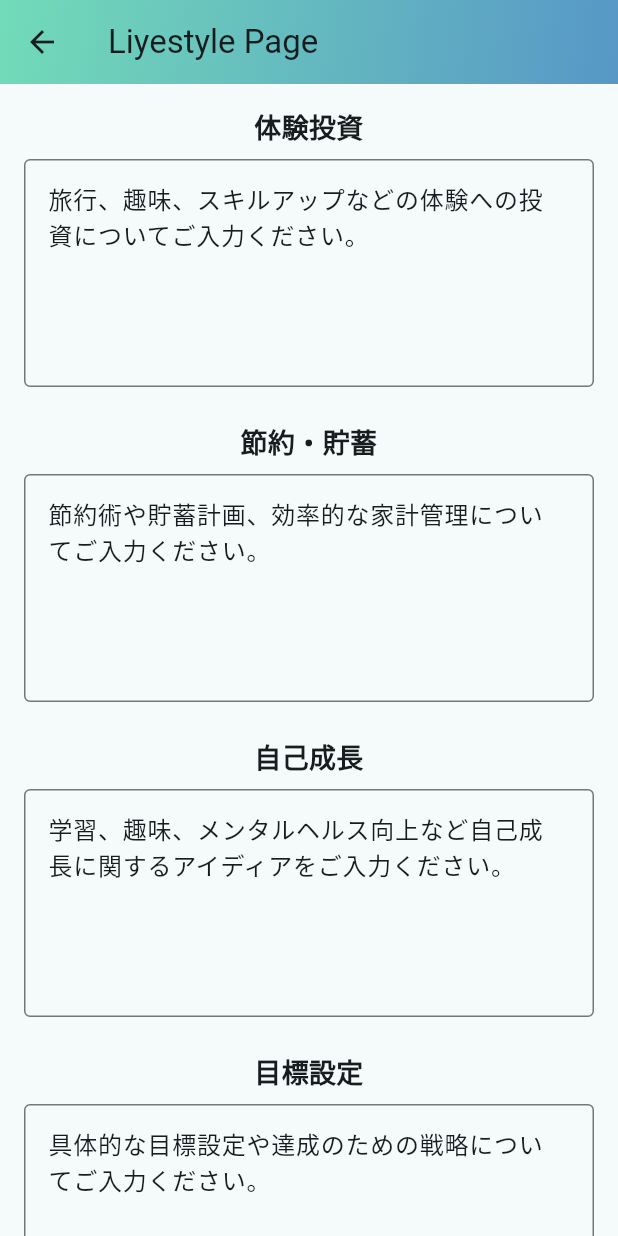
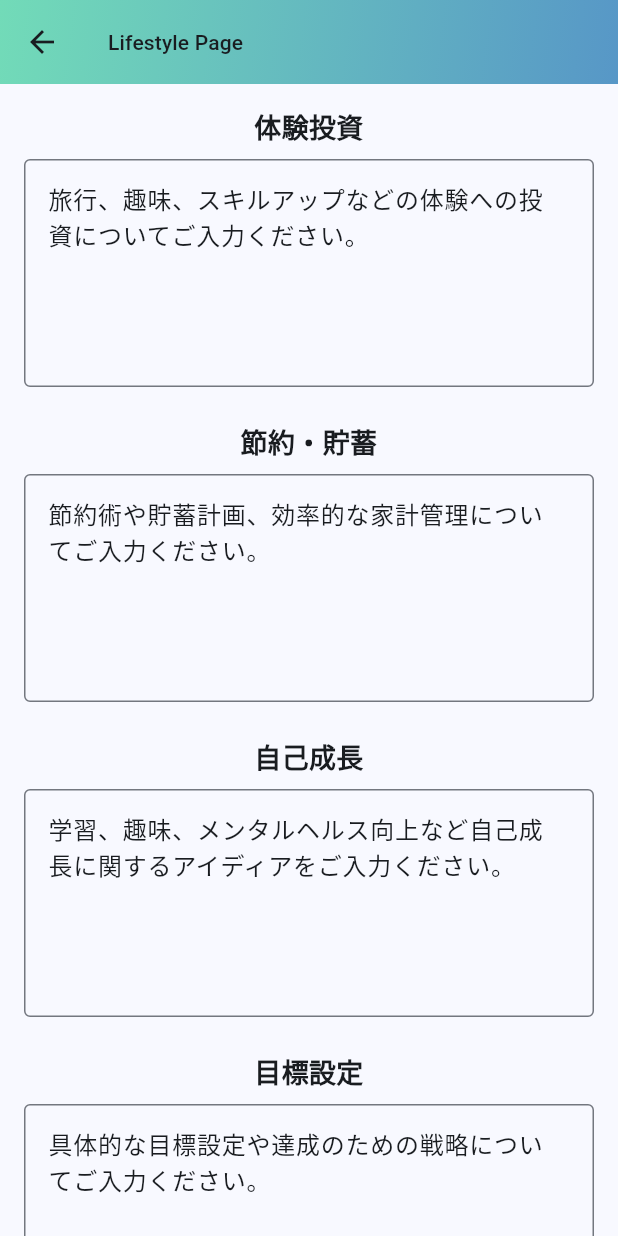
Before and after one commit to yamamomo2022/balance_ai_agent, a Flutter app: the screen it shows after launch, after a tap on "Go to Lifestyle Page", on a phone screen of 412 x 824 dp. Run offline on Flutter 3.47's test engine with Material 3 defaults, Android fonts, the phone set to English and light mode, and no system bars; our stand-ins replace dio.

Commit message:
fix: 🐛 fix_app_bar

```diff
--- a/lib/chat_page.dart
+++ b/lib/chat_page.dart
@@ -40,7 +40,7 @@ class _ChatPageState extends State<ChatPage> {
   @override
   Widget build(BuildContext context) {
     return Scaffold(
-      appBar: const CustomAppBar(title: 'Chat Page'),
+      appBar: CustomAppBar(title: widget.title),
       body: Center(
         child: Column(
           mainAxisAlignment: MainAxisAlignment.center,
--- a/lib/lifestyle_page.dart
+++ b/lib/lifestyle_page.dart
@@ -53,7 +53,7 @@ class _LifestylePageState extends State<LifestylePage> {
   @override
   Widget build(BuildContext context) {
     return Scaffold(
-      appBar: const CustomAppBar(title: 'Liyestyle Page'),
+      appBar: const CustomAppBar(title: 'Lifestyle Page'),
       body: SingleChildScrollView(
         padding: const EdgeInsets.all(16),
         child: Column(
--- a/lib/main.dart
+++ b/lib/main.dart
@@ -14,7 +14,7 @@ class MyApp extends StatelessWidget {
     return MaterialApp(
       title: 'Balance AI Agent',
       theme: ThemeData(
-        colorScheme: ColorScheme.fromSeed(seedColor: Colors.grey),
+        colorScheme: ColorScheme.fromSeed(seedColor: Colors.blue),
         useMaterial3: true,
       ),
       home: const MyHomePage(),
@@ -29,10 +29,7 @@ class MyHomePage extends StatelessWidget {
   Widget build(BuildContext context) {
     return Scaffold(
       extendBodyBehindAppBar: true,
-      appBar: const CustomAppBar(
-        // Use the custom AppBar
-        title: 'Balance AI Agent',
-      ),
+      appBar: CustomAppBar(),
       body: Center(
         child: Column(
           mainAxisSize: MainAxisSize.min, // 内容分だけの高さにする
--- a/lib/widgets/custom_app_bar.dart
+++ b/lib/widgets/custom_app_bar.dart
@@ -30,7 +30,9 @@ class CustomAppBar extends StatelessWidget implements PreferredSizeWidget {
       ),
       elevation: 0,
       backgroundColor: Colors.transparent,
-      title: title != null ? Text(title!) : const Text(""),
+      title: title != null
+          ? Text(title!, style: Theme.of(context).textTheme.labelLarge)
+          : const Text(""),
       actions: actions ?? const <Widget>[],
     );
   }
```
Also changed, not shown: lib/genkit_client.dart (+36 -1 lines).
